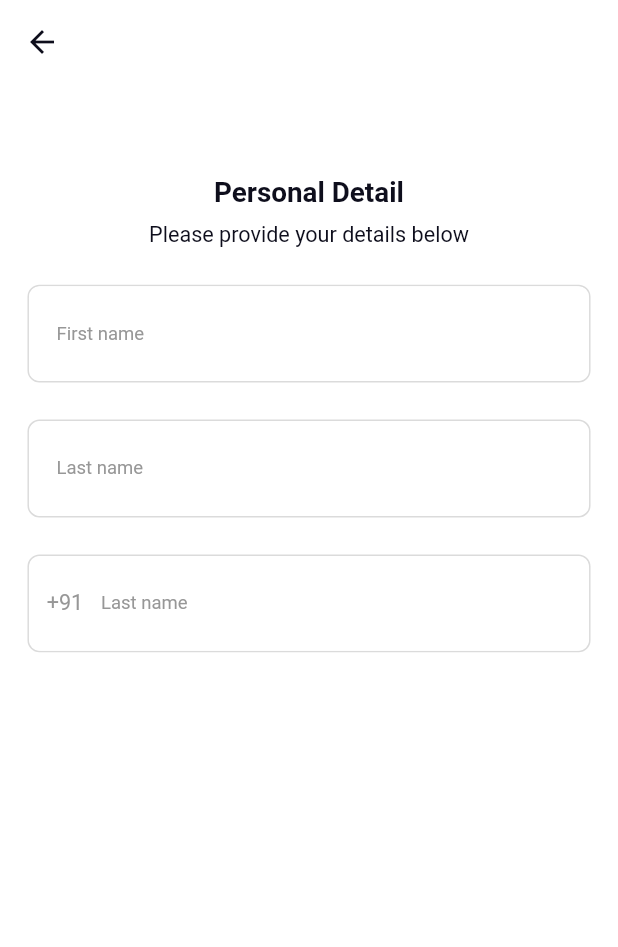
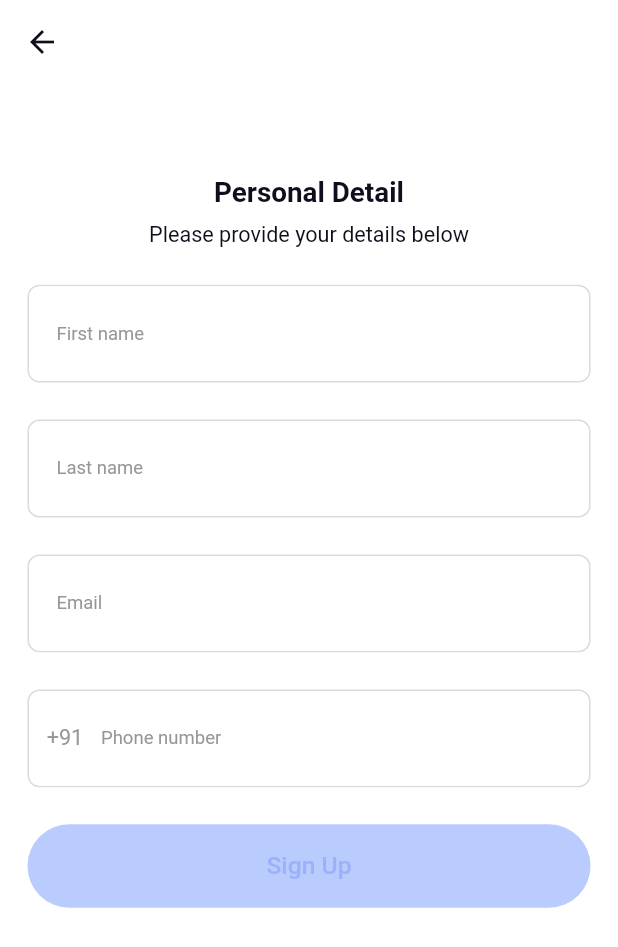
Before and after one commit to vivekantino/coding_hamster, a Flutter app: the screen it shows after launch, on a phone screen of 412 x 824 dp. Shown: the top 947 px of the screen. Run offline on Flutter 3.47's test engine with Material 2 defaults, Android fonts, the light colour scheme and no system bars; our stand-ins replace dio, flutter_screenutil, flutter_secure_storage, fluttertoast, get.

Commit message:
sign up done

```diff
--- a/lib/feature/authentication/controller/auth_controller.dart
+++ b/lib/feature/authentication/controller/auth_controller.dart
@@ -1,9 +1,19 @@
 import 'package:coding_hamster/api_client/api_exception.dart';
 import 'package:coding_hamster/core/utils/utils.dart';
 import 'package:coding_hamster/feature/authentication/repository/auth_repository.dart';
+import 'package:flutter/material.dart';
 import 'package:get/get.dart';
 
 class AuthController extends GetxController {
+  final RxBool isSignUpFilled = false.obs;
+
+  final TextEditingController firstName = TextEditingController();
+
+  final TextEditingController lastName = TextEditingController();
+
+  final TextEditingController email = TextEditingController();
+
+  final TextEditingController phoneNo = TextEditingController();
   Future<void> login() async {
     try {
       final response = await AuthRepository.login();
@@ -13,4 +23,15 @@ class AuthController extends GetxController {
       Utils.handleCatchException();
     }
   }
+
+  void checkSignUpStatus() {
+    if (firstName.text.isNotEmpty &&
+        lastName.text.isNotEmpty &&
+        email.text.isNotEmpty &&
+        phoneNo.text.isNotEmpty) {
+      isSignUpFilled.value = true;
+    } else {
+      isSignUpFilled.value = false;
+    }
+  }
 }
--- a/lib/feature/authentication/view/signup_screen.dart
+++ b/lib/feature/authentication/view/signup_screen.dart
@@ -1,5 +1,7 @@
+import 'package:coding_hamster/core/common_widgets/app_buttons.dart';
 import 'package:coding_hamster/core/common_widgets/app_text_field.dart';
 import 'package:coding_hamster/extension/size_extension.dart';
+import 'package:coding_hamster/feature/authentication/controller/auth_controller.dart';
 import 'package:coding_hamster/theme/app_colors.dart';
 import 'package:coding_hamster/theme/app_text_style.dart';
 import 'package:flutter/material.dart';
@@ -7,9 +9,7 @@ import 'package:get/get.dart';
 
 class SignUpScreen extends StatelessWidget {
   SignUpScreen({super.key});
-  final TextEditingController firstName = TextEditingController();
-
-  final TextEditingController lastName = TextEditingController();
+  final AuthController controller = Get.put(AuthController());
 
   @override
   Widget build(BuildContext context) {
@@ -30,6 +30,7 @@ class SignUpScreen extends StatelessWidget {
       body: Container(
         width: double.maxFinite,
         padding: EdgeInsets.symmetric(horizontal: 16.widthMultiplier),
+        child: SingleChildScrollView(
           child: Column(
             crossAxisAlignment: CrossAxisAlignment.center,
             children: [
@@ -55,7 +56,10 @@ class SignUpScreen extends StatelessWidget {
               AppTextField(
                 hintText: "Enter your first name",
                 labelText: "First name",
-              controller: firstName,
+                controller: controller.firstName,
+                onChanged: (value) {
+                  controller.checkSignUpStatus();
+                },
               ),
               SizedBox(
                 height: 24.heightMultiplier,
@@ -63,15 +67,34 @@ class SignUpScreen extends StatelessWidget {
               AppTextField(
                 hintText: "Enter your last name",
                 labelText: "Last name",
-              controller: lastName,
+                controller: controller.lastName,
+                onChanged: (value) {
+                  controller.checkSignUpStatus();
+                },
+              ),
+              SizedBox(
+                height: 24.heightMultiplier,
+              ),
+              AppTextField(
+                hintText: "Enter your email",
+                labelText: "Email",
+                controller: controller.email,
+                keyboardType: TextInputType.emailAddress,
+                onChanged: (value) {
+                  controller.checkSignUpStatus();
+                },
               ),
               SizedBox(
                 height: 24.heightMultiplier,
               ),
               AppTextField(
                 hintText: "Phone number (Optional)",
-              labelText: "Last name",
-              controller: lastName,
+                labelText: "Phone number",
+                controller: controller.phoneNo,
+                keyboardType: TextInputType.phone,
+                onChanged: (value) {
+                  controller.checkSignUpStatus();
+                },
                 prefix: Column(
                   mainAxisAlignment: MainAxisAlignment.center,
                   children: [
@@ -82,7 +105,18 @@ class SignUpScreen extends StatelessWidget {
                   ],
                 ),
               ),
+              SizedBox(
+                height: 24.heightMultiplier,
+              ),
+              Obx(
+                () => AppButton.primaryMedium(
+                  onPressed:
+                      (controller.isSignUpFilled.value == true) ? () {} : null,
+                  child: const Text("Sign Up"),
+                ),
+              )
             ],
+          ),
         ),
       ),
     );
```
Lines whose indentation alone changed are shown as unchanged.
